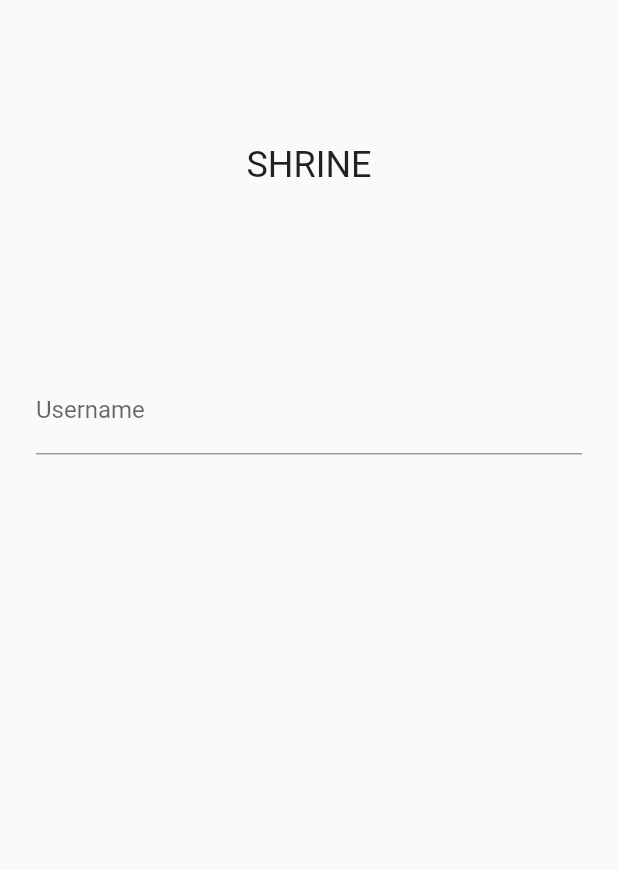
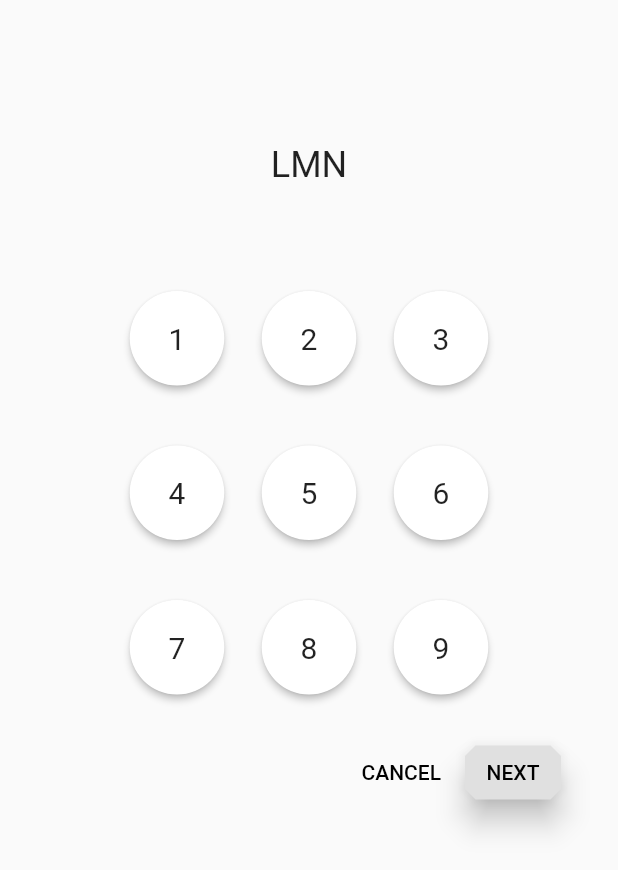
Before and after one commit to tamaUdon/LMN-Album, a Flutter app: the LoginPage screen opened directly, on a phone screen of 412 x 824 dp. Shown: the top 870 px of the screen. Run offline on Flutter 3.47's test engine with Material 2 defaults, Android fonts, the phone set to English and light mode, and no system bars.

Commit message:
add number buttons

```diff
--- a/lib/login.dart
+++ b/lib/login.dart
@@ -13,34 +13,79 @@ class _LoginPageState extends State<LoginPage> {
     return Scaffold(
       body: SafeArea(
         child: ListView(
-          padding: EdgeInsets.symmetric(horizontal: 24.0),
+          padding: EdgeInsets.symmetric(horizontal: 30.0),
           children: <Widget>[
             SizedBox(height: 80),
             Column(
               children: <Widget>[
                 SizedBox(height: 16.0),
                 Text(
-                  'SHRINE',
+                  'LMN',
                   style: Theme.of(context).textTheme.headline5,
                 ),
               ],
             ),
-            SizedBox(height: 120.0),
-            AccentColorOverride(
-              color: kBrown900,
-              child: TextField(
-                //controller: _usernameController,
-                decoration: InputDecoration(
-                  labelText: 'Username',
+            // MARK: - 番号ボタン
+            Padding(
+              padding: EdgeInsets.only(top: 50.0),
+              child: Column (
+              mainAxisSize: MainAxisSize.min,
+              children: <Widget>[
+                for (var i = 0; i < 3; i++)
+                Padding(
+                  padding: EdgeInsets.all(20.0),
+                  child: Row(
+                    mainAxisSize: MainAxisSize.min,
+                    children: <Widget>[
+                      for (var j = 0; j < 3; j++)
+                      RawMaterialButton(
+                        onPressed: () {},
+                        elevation: 2.0,
+                        fillColor: Colors.white,
+                        child: Text(
+                          (1+j+(3*i)).toString(),
+                          style: TextStyle(
+                            fontSize: 20,
+                            //fontFamily: ,
+                          ),
+                        ),
+                        padding: EdgeInsets.all(20.0),
+                        shape: CircleBorder(),
+                      ),
+                    ],
+                  ),
                 ),
-              ),
+              ],
             ),
+          ),
+          ButtonBar(
+            children: <Widget>[
+              FlatButton(
+                child: Text('CANCEL'),
+                shape: BeveledRectangleBorder(
+                  borderRadius: BorderRadius.all(Radius.circular(7.0))
+                  ),
+                  onPressed: (){
+                    // _userNameController.clear();
+                    // _userNameController.clear();
+                  },
+                ),
+                RaisedButton(
+                  child: Text('NEXT'),
+                  elevation: 8.0,
+                  shape: BeveledRectangleBorder(
+                    borderRadius: BorderRadius.all(Radius.circular(7.0))
+                    ),
+                  onPressed: (){
+                    Navigator.pop(context);
+                  },
+                ),
+              ],
+            )
           ],
         )
       )
     );
-
-    // insert widhet
   }
 }
 
```
Also changed, not shown: lib/app.dart (+118 -0 lines).
